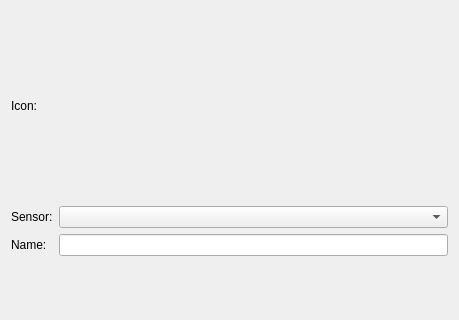
First picture: the form in addsensor.ui, repository SimiThePro/SensorenAppQT, before the edit; both pictures show x 0 to 459 and y 0 to 320 of the 459 by 490 pixel window.
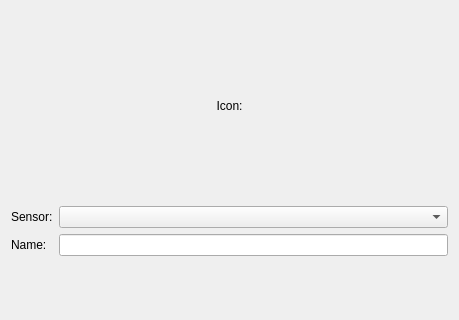
Second picture: the form after the edit.

```diff
--- a/addsensor.ui
+++ b/addsensor.ui
@@ -19,6 +19,9 @@
      <property name="text">
       <string>Icon:</string>
      </property>
+     <property name="alignment">
+      <set>Qt::AlignCenter</set>
+     </property>
     </widget>
    </item>
    <item row="2" column="1">
```
